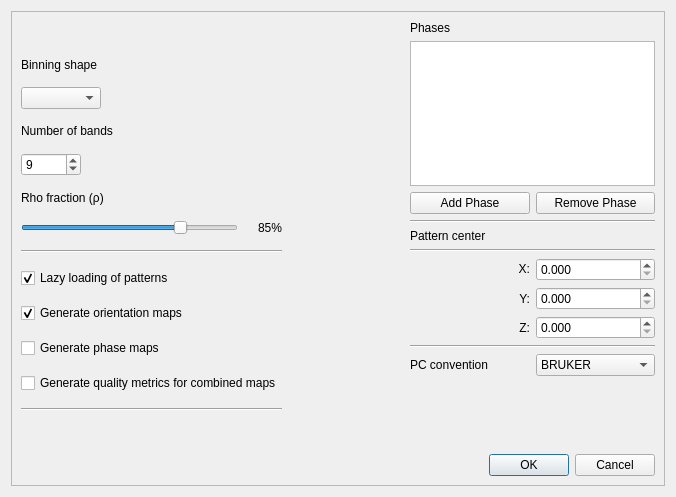
Before: the Qt Designer form ui/hi_setup.ui in EBSP-Indexer/EBSP-Indexer, drawn with Qt 5.
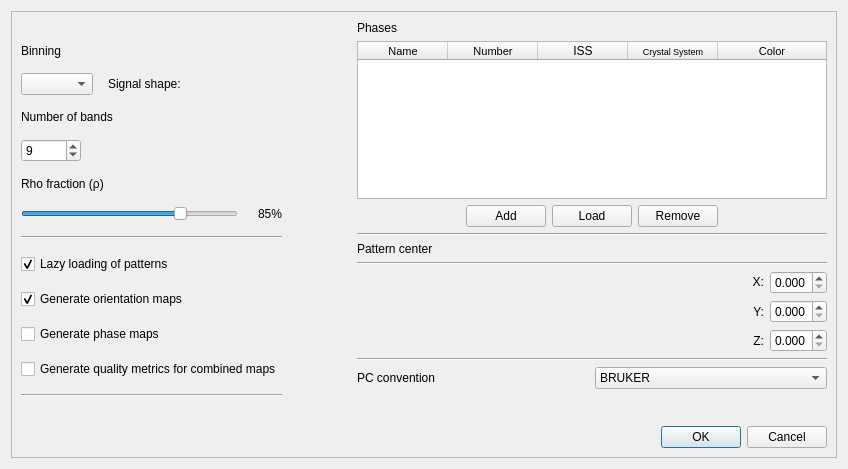
After: the same form once the commit is applied.

Diff of the .ui file:
```diff
--- a/ui/hi_setup.ui
+++ b/ui/hi_setup.ui
@@ -6,8 +6,8 @@
    <rect>
     <x>0</x>
     <y>0</y>
-    <width>676</width>
-    <height>497</height>
+    <width>848</width>
+    <height>469</height>
    </rect>
   </property>
   <property name="windowTitle">
@@ -46,7 +46,7 @@
           <item>
            <widget class="QLabel" name="label_7">
             <property name="text">
-             <string>Binning shape</string>
+             <string>Binning</string>
             </property>
             <property name="alignment">
              <set>Qt::AlignLeading|Qt::AlignLeft|Qt::AlignVCenter</set>
@@ -54,17 +54,44 @@
            </widget>
           </item>
           <item>
-           <widget class="QComboBox" name="comboBoxBinning">
-            <property name="maximumSize">
-             <size>
-              <width>80</width>
-              <height>16777215</height>
-             </size>
-            </property>
-            <property name="layoutDirection">
-             <enum>Qt::LeftToRight</enum>
-            </property>
-           </widget>
+           <layout class="QHBoxLayout" name="horizontalLayout_2">
+            <item>
+             <widget class="QComboBox" name="comboBoxBinning">
+              <property name="maximumSize">
+               <size>
+                <width>80</width>
+                <height>16777215</height>
+               </size>
+              </property>
+              <property name="toolTip">
+               <string>&lt;html&gt;&lt;head/&gt;&lt;body&gt;&lt;p&gt;Detector binning, i.e. how many pixels are binned into one, default is no binning&lt;/p&gt;&lt;/body&gt;&lt;/html&gt;</string>
+              </property>
+              <property name="layoutDirection">
+               <enum>Qt::LeftToRight</enum>
+              </property>
+             </widget>
+            </item>
+            <item>
+             <widget class="QLabel" name="labelSignalShape">
+              <property name="text">
+               <string>Signal shape: </string>
+              </property>
+             </widget>
+            </item>
+            <item>
+             <spacer name="horizontalSpacer_5">
+              <property name="orientation">
+               <enum>Qt::Horizontal</enum>
+              </property>
+              <property name="sizeHint" stdset="0">
+               <size>
+                <width>40</width>
+                <height>20</height>
+               </size>
+              </property>
+             </spacer>
+            </item>
+           </layout>
           </item>
          </layout>
         </item>
@@ -215,7 +242,7 @@
        </layout>
       </item>
       <item row="2" column="2">
-       <layout class="QVBoxLayout" name="verticalLayout_2" stretch="0,2,0,0,0,0,0,0,0,1">
+       <layout class="QVBoxLayout" name="verticalLayout_2" stretch="0,5,0,0,0,0,0,0,0,1">
         <item>
          <widget class="QLabel" name="label">
           <property name="text">
@@ -224,34 +251,142 @@
          </widget>
         </item>
         <item>
-         <widget class="QListWidget" name="listWidgetPhase">
-          <property name="editTriggers">
-           <set>QAbstractItemView::EditKeyPressed</set>
+         <widget class="QTableWidget" name="tableWidgetPhase">
+          <property name="minimumSize">
+           <size>
+            <width>470</width>
+            <height>50</height>
+           </size>
           </property>
-          <property name="alternatingRowColors">
+          <property name="selectionBehavior">
+           <enum>QAbstractItemView::SelectRows</enum>
+          </property>
+          <attribute name="horizontalHeaderDefaultSectionSize">
+           <number>90</number>
+          </attribute>
+          <attribute name="horizontalHeaderStretchLastSection">
+           <bool>true</bool>
+          </attribute>
+          <attribute name="verticalHeaderStretchLastSection">
            <bool>false</bool>
-          </property>
-          <property name="selectionMode">
-           <enum>QAbstractItemView::SingleSelection</enum>
-          </property>
+          </attribute>
+          <column>
+           <property name="text">
+            <string>Name</string>
+           </property>
+           <property name="font">
+            <font>
+             <pointsize>8</pointsize>
+             <weight>50</weight>
+             <bold>false</bold>
+            </font>
+           </property>
+          </column>
+          <column>
+           <property name="text">
+            <string>Number</string>
+           </property>
+           <property name="font">
+            <font>
+             <pointsize>8</pointsize>
+             <weight>50</weight>
+             <bold>false</bold>
+            </font>
+           </property>
+          </column>
+          <column>
+           <property name="text">
+            <string>ISS</string>
+           </property>
+           <property name="toolTip">
+            <string>International short symbol</string>
+           </property>
+           <property name="font">
+            <font>
+             <pointsize>9</pointsize>
+            </font>
+           </property>
+          </column>
+          <column>
+           <property name="text">
+            <string>Crystal System</string>
+           </property>
+           <property name="font">
+            <font>
+             <pointsize>7</pointsize>
+            </font>
+           </property>
+          </column>
+          <column>
+           <property name="text">
+            <string>Color</string>
+           </property>
+           <property name="font">
+            <font>
+             <pointsize>8</pointsize>
+            </font>
+           </property>
+          </column>
          </widget>
         </item>
         <item>
          <layout class="QHBoxLayout" name="horizontalLayout_3">
+          <item>
+           <spacer name="horizontalSpacer_3">
+            <property name="orientation">
+             <enum>Qt::Horizontal</enum>
+            </property>
+            <property name="sizeHint" stdset="0">
+             <size>
+              <width>40</width>
+              <height>20</height>
+             </size>
+            </property>
+           </spacer>
+          </item>
           <item>
            <widget class="QPushButton" name="pushButtonAddPhase">
+            <property name="enabled">
+             <bool>true</bool>
+            </property>
+            <property name="toolTip">
+             <string>&lt;html&gt;&lt;head/&gt;&lt;body&gt;&lt;p&gt;Create and add a custom phase&lt;/p&gt;&lt;/body&gt;&lt;/html&gt;</string>
+            </property>
             <property name="text">
-             <string>Add Phase</string>
+             <string>Add</string>
+            </property>
+           </widget>
+          </item>
+          <item>
+           <widget class="QPushButton" name="pushButtonLoadPhase">
+            <property name="toolTip">
+             <string>&lt;html&gt;&lt;head/&gt;&lt;body&gt;&lt;p&gt;Add phase from master pattern (*.h5)&lt;/p&gt;&lt;/body&gt;&lt;/html&gt;</string>
+            </property>
+            <property name="text">
+             <string>Load</string>
             </property>
            </widget>
           </item>
           <item>
            <widget class="QPushButton" name="pushButtonRemovePhase">
             <property name="text">
-             <string>Remove Phase</string>
+             <string>Remove</string>
             </property>
            </widget>
           </item>
+          <item>
+           <spacer name="horizontalSpacer_2">
+            <property name="orientation">
+             <enum>Qt::Horizontal</enum>
+            </property>
+            <property name="sizeHint" stdset="0">
+             <size>
+              <width>40</width>
+              <height>20</height>
+             </size>
+            </property>
+           </spacer>
+          </item>
          </layout>
         </item>
         <item>
@@ -266,6 +401,9 @@
           <property name="text">
            <string>Pattern center</string>
           </property>
+          <property name="alignment">
+           <set>Qt::AlignLeading|Qt::AlignLeft|Qt::AlignVCenter</set>
+          </property>
          </widget>
         </item>
         <item>
@@ -277,7 +415,7 @@
         </item>
         <item>
          <layout class="QGridLayout" name="gridLayout_2">
-          <item row="1" column="1">
+          <item row="1" column="2">
            <widget class="QDoubleSpinBox" name="patternCenterY">
             <property name="decimals">
              <number>3</number>
@@ -290,7 +428,7 @@
             </property>
            </widget>
           </item>
-          <item row="0" column="1">
+          <item row="0" column="2">
            <widget class="QDoubleSpinBox" name="patternCenterX">
             <property name="decimals">
              <number>3</number>
@@ -303,7 +441,7 @@
             </property>
            </widget>
           </item>
-          <item row="2" column="1">
+          <item row="2" column="2">
            <widget class="QDoubleSpinBox" name="patternCenterZ">
             <property name="prefix">
              <string/>
@@ -319,20 +457,7 @@
             </property>
            </widget>
           </item>
-          <item row="1" column="0">
-           <widget class="QLabel" name="label_4">
-            <property name="layoutDirection">
-             <enum>Qt::LeftToRight</enum>
-            </property>
-            <property name="text">
-             <string>Y:</string>
-            </property>
-            <property name="alignment">
-             <set>Qt::AlignRight|Qt::AlignTrailing|Qt::AlignVCenter</set>
-            </property>
-           </widget>
-          </item>
-          <item row="0" column="0">
+          <item row="0" column="1">
            <widget class="QLabel" name="label_3">
             <property name="maximumSize">
              <size>
@@ -348,7 +473,20 @@
             </property>
            </widget>
           </item>
-          <item row="2" column="0">
+          <item row="1" column="1">
+           <widget class="QLabel" name="label_4">
+            <property name="layoutDirection">
+             <enum>Qt::LeftToRight</enum>
+            </property>
+            <property name="text">
+             <string>Y:</string>
+            </property>
+            <property name="alignment">
+             <set>Qt::AlignRight|Qt::AlignTrailing|Qt::AlignVCenter</set>
+            </property>
+           </widget>
+          </item>
+          <item row="2" column="1">
            <widget class="QLabel" name="label_5">
             <property name="text">
              <string>Z:</string>
@@ -358,6 +496,19 @@
             </property>
            </widget>
           </item>
+          <item row="1" column="0">
+           <spacer name="horizontalSpacer_4">
+            <property name="orientation">
+             <enum>Qt::Horizontal</enum>
+            </property>
+            <property name="sizeHint" stdset="0">
+             <size>
+              <width>40</width>
+              <height>20</height>
+             </size>
+            </property>
+           </spacer>
+          </item>
          </layout>
         </item>
         <item>
```
Left out of the diff: 12 changed lines with no effect on the pictures.
